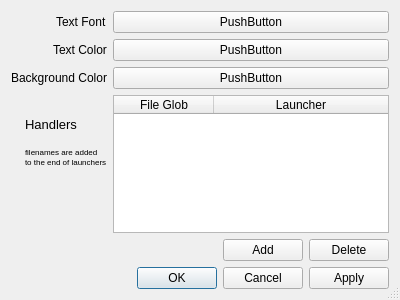
Old version of the form qhtpicker/prefs.ui in the repository inmatarian/qhtpicker.
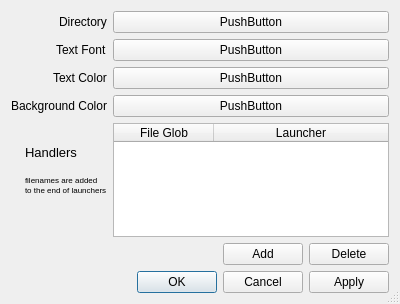
New version of the form.

Commit message: add directory preference

Patch:
```diff
--- a/qhtpicker/prefs.ui
+++ b/qhtpicker/prefs.ui
@@ -7,7 +7,7 @@
     <x>0</x>
     <y>0</y>
     <width>400</width>
-    <height>300</height>
+    <height>304</height>
    </rect>
   </property>
   <property name="windowTitle">
@@ -31,49 +31,49 @@
      <property name="formAlignment">
       <set>Qt::AlignLeading|Qt::AlignLeft|Qt::AlignTop</set>
      </property>
-     <item row="0" column="0">
+     <item row="1" column="0">
       <widget class="QLabel" name="fontLabel">
        <property name="text">
         <string>Text Font</string>
        </property>
       </widget>
      </item>
-     <item row="0" column="1">
+     <item row="1" column="1">
       <widget class="QPushButton" name="fontButton">
        <property name="text">
         <string>PushButton</string>
        </property>
       </widget>
      </item>
-     <item row="1" column="0">
+     <item row="2" column="0">
       <widget class="QLabel" name="frontLabel">
        <property name="text">
         <string>Text Color</string>
        </property>
       </widget>
      </item>
-     <item row="1" column="1">
+     <item row="2" column="1">
       <widget class="QPushButton" name="frontButton">
        <property name="text">
         <string>PushButton</string>
        </property>
       </widget>
      </item>
-     <item row="2" column="0">
+     <item row="3" column="0">
       <widget class="QLabel" name="backLabel">
        <property name="text">
         <string>Background Color</string>
        </property>
       </widget>
      </item>
-     <item row="2" column="1">
+     <item row="3" column="1">
       <widget class="QPushButton" name="backButton">
        <property name="text">
         <string>PushButton</string>
        </property>
       </widget>
      </item>
-     <item row="3" column="0">
+     <item row="4" column="0">
       <widget class="QLabel" name="label">
        <property name="text">
         <string>&lt;!DOCTYPE HTML PUBLIC &quot;-//W3C//DTD HTML 4.0//EN&quot; &quot;http://www.w3.org/TR/REC-html40/strict.dtd&quot;&gt;
@@ -91,7 +91,7 @@
        </property>
       </widget>
      </item>
-     <item row="3" column="1">
+     <item row="4" column="1">
       <widget class="QTableWidget" name="handlersTable">
        <property name="sizePolicy">
         <sizepolicy hsizetype="Expanding" vsizetype="Expanding">
@@ -129,7 +129,7 @@
        </column>
       </widget>
      </item>
-     <item row="4" column="1">
+     <item row="5" column="1">
       <layout class="QHBoxLayout" name="horizontalLayout">
        <item>
         <spacer name="horizontalSpacer">
@@ -160,6 +160,20 @@
        </item>
       </layout>
      </item>
+     <item row="0" column="0">
+      <widget class="QLabel" name="label_2">
+       <property name="text">
+        <string>Directory</string>
+       </property>
+      </widget>
+     </item>
+     <item row="0" column="1">
+      <widget class="QPushButton" name="directoryButton">
+       <property name="text">
+        <string>PushButton</string>
+       </property>
+      </widget>
+     </item>
     </layout>
    </item>
    <item>
```
The commit also changes 2 other files.
